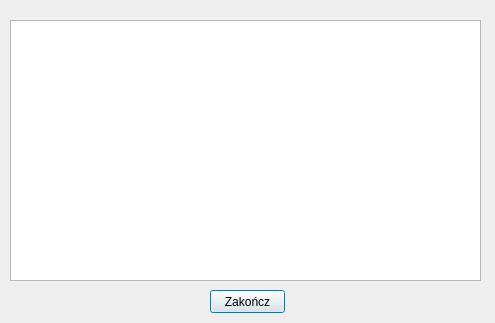
Before: the Qt Designer form show_events_dialog.ui in MichalKNR/FitMaster5000, drawn with Qt 5.
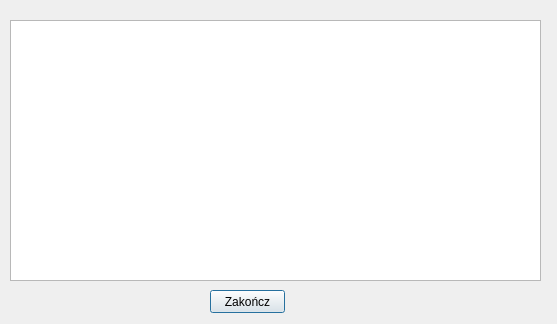
After: the same form once the commit is applied.

Commit message: Fixed table viewing

```diff
--- a/show_events_dialog.ui
+++ b/show_events_dialog.ui
@@ -6,8 +6,8 @@
    <rect>
     <x>0</x>
     <y>0</y>
-    <width>495</width>
-    <height>323</height>
+    <width>557</width>
+    <height>324</height>
    </rect>
   </property>
   <property name="windowTitle">
@@ -31,7 +31,7 @@
     <rect>
      <x>10</x>
      <y>20</y>
-     <width>471</width>
+     <width>531</width>
      <height>261</height>
     </rect>
    </property>
```
The commit also changes 1 other file.
